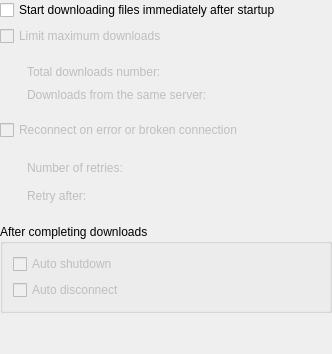
Old version of the form conf/dlgnetwork.ui in the repository KDE/kget.
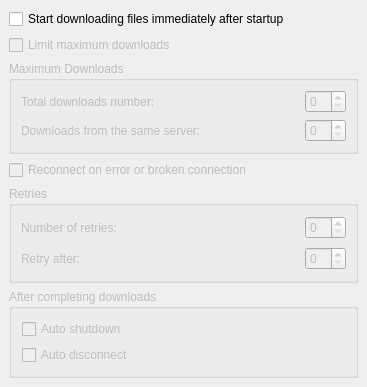
New version of the form.

Diff of the .ui file:
```diff
--- a/conf/dlgnetwork.ui
+++ b/conf/dlgnetwork.ui
@@ -8,8 +8,8 @@
    <rect>
     <x>0</x>
     <y>0</y>
-    <width>332</width>
-    <height>354</height>
+    <width>367</width>
+    <height>384</height>
    </rect>
   </property>
   <property name="windowTitle" >
@@ -17,7 +17,7 @@
   </property>
   <layout class="QVBoxLayout" >
    <property name="margin" >
-    <number>0</number>
+    <number>9</number>
    </property>
    <property name="spacing" >
     <number>6</number>
@@ -40,50 +40,55 @@
     </widget>
    </item>
    <item>
+    <widget class="QGroupBox" name="groupBoxMaximumDownload" >
+     <property name="enabled" >
+      <bool>false</bool>
+     </property>
+     <property name="title" >
+      <string>Maximum Downloads</string>
+     </property>
     <layout class="QGridLayout" >
      <property name="margin" >
-      <number>11</number>
+       <number>9</number>
      </property>
      <property name="spacing" >
       <number>6</number>
      </property>
-     <item rowspan="2" row="0" column="0" >
-      <spacer>
-       <property name="orientation" >
-        <enum>Qt::Horizontal</enum>
-       </property>
-       <property name="sizeType" >
-        <enum>QSizePolicy::Fixed</enum>
-       </property>
-       <property name="sizeHint" >
-        <size>
-         <width>16</width>
-         <height>40</height>
-        </size>
-       </property>
-      </spacer>
-     </item>
-     <item row="1" column="1" >
+      <item row="1" column="0" >
       <widget class="QLabel" name="lbl_maxnum_2" >
-       <property name="enabled" >
-        <bool>false</bool>
-       </property>
        <property name="text" >
         <string>Downloads from the same server:</string>
        </property>
       </widget>
      </item>
-     <item row="0" column="1" >
+      <item row="0" column="0" >
       <widget class="QLabel" name="lbl_maxnum" >
-       <property name="enabled" >
-        <bool>false</bool>
-       </property>
        <property name="text" >
         <string>Total downloads number:</string>
        </property>
       </widget>
      </item>
-    </layout>
+      <item rowspan="2" row="0" column="1" >
+       <spacer>
+        <property name="orientation" >
+         <enum>Qt::Horizontal</enum>
+        </property>
+        <property name="sizeHint" >
+         <size>
+          <width>71</width>
+          <height>48</height>
+         </size>
+        </property>
+       </spacer>
+      </item>
+      <item row="0" column="2" >
+       <widget class="QSpinBox" name="kcfg_MaxConnections" />
+      </item>
+      <item row="1" column="2" >
+       <widget class="QSpinBox" name="kcfg_MaxConnectionsServer" />
+      </item>
+     </layout>
+    </widget>
    </item>
    <item>
     <widget class="QCheckBox" name="kcfg_ReconnectOnBroken" >
@@ -96,50 +101,38 @@
     </widget>
    </item>
    <item>
+    <widget class="QGroupBox" name="groupBoxRetries" >
+     <property name="enabled" >
+      <bool>false</bool>
+     </property>
+     <property name="title" >
+      <string>Retries</string>
+     </property>
     <layout class="QGridLayout" >
      <property name="margin" >
-      <number>11</number>
+       <number>9</number>
      </property>
      <property name="spacing" >
       <number>6</number>
      </property>
-     <item row="1" column="1" >
+      <item row="1" column="0" >
       <widget class="QLabel" name="lb_after_2" >
-       <property name="enabled" >
-        <bool>false</bool>
-       </property>
        <property name="text" >
         <string>Retry after:</string>
        </property>
       </widget>
      </item>
-     <item row="0" column="1" >
+      <item row="0" column="0" >
       <widget class="QLabel" name="lb_retries_2" >
-       <property name="enabled" >
-        <bool>false</bool>
-       </property>
        <property name="text" >
         <string>Number of retries:</string>
        </property>
       </widget>
      </item>
-     <item rowspan="2" row="0" column="0" >
-      <spacer>
-       <property name="orientation" >
-        <enum>Qt::Horizontal</enum>
-       </property>
-       <property name="sizeType" >
-        <enum>QSizePolicy::Fixed</enum>
-       </property>
-       <property name="sizeHint" >
-        <size>
-         <width>16</width>
-         <height>40</height>
-        </size>
-       </property>
-      </spacer>
-     </item>
-     <item rowspan="2" row="0" column="2" >
+      <item row="0" column="2" >
+       <widget class="QSpinBox" name="kcfg_ReconnectRetries" />
+      </item>
+      <item rowspan="2" row="0" column="1" >
       <spacer>
        <property name="orientation" >
         <enum>Qt::Horizontal</enum>
@@ -149,16 +142,27 @@
        </property>
        <property name="sizeHint" >
         <size>
-         <width>90</width>
-         <height>50</height>
+          <width>115</width>
+          <height>56</height>
         </size>
        </property>
       </spacer>
      </item>
-    </layout>
+      <item row="1" column="2" >
+       <widget class="QSpinBox" name="kcfg_ReconnectDelay" >
+        <property name="suffix" >
+         <string/>
+        </property>
+       </widget>
+      </item>
+     </layout>
+    </widget>
    </item>
    <item>
-    <widget class="QGroupBox" name="groupBox5" >
+    <widget class="QGroupBox" name="groupBoxCompleted" >
+     <property name="enabled" >
+      <bool>false</bool>
+     </property>
      <property name="title" >
       <string>After completing downloads</string>
      </property>
@@ -171,9 +175,6 @@
       </property>
       <item>
        <widget class="QCheckBox" name="kcfg_AutoShutdown" >
-        <property name="enabled" >
-         <bool>false</bool>
-        </property>
         <property name="text" >
          <string>Auto shutdown</string>
         </property>
@@ -181,9 +182,6 @@
       </item>
       <item>
        <widget class="QCheckBox" name="kcfg_AutoDisconnect" >
-        <property name="enabled" >
-         <bool>false</bool>
-        </property>
         <property name="text" >
          <string>Auto disconnect</string>
         </property>
@@ -203,7 +201,7 @@
      <property name="sizeHint" >
       <size>
        <width>200</width>
-       <height>20</height>
+       <height>16</height>
       </size>
      </property>
     </spacer>
```
Left out of the diff: 38 changed lines with no effect on the pictures. Lines whose indentation alone changed are shown as unchanged.
